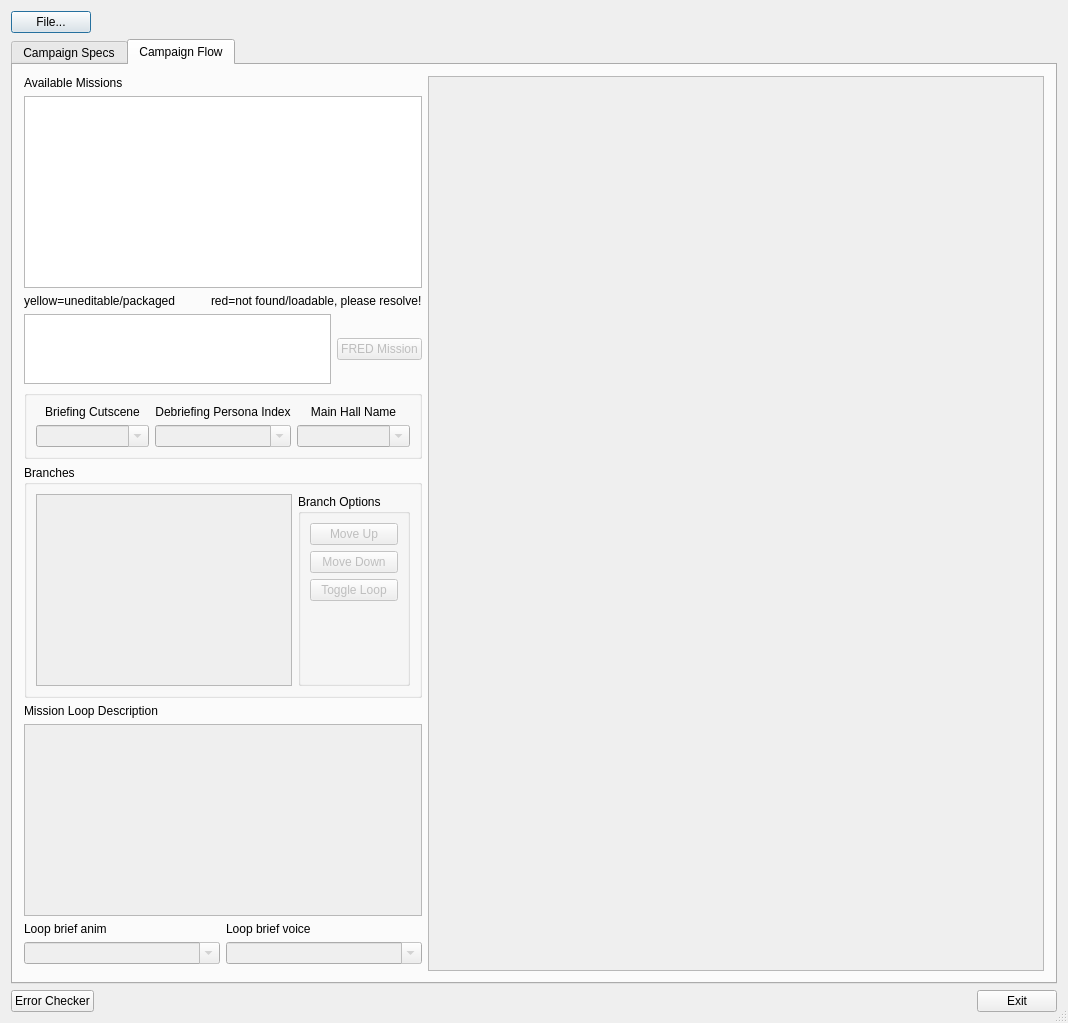
The window that qtfred/ui/CampaignEditorDialog.ui (scp-fs2open/fs2open.github.com) describes before a commit, drawn with Qt 5.
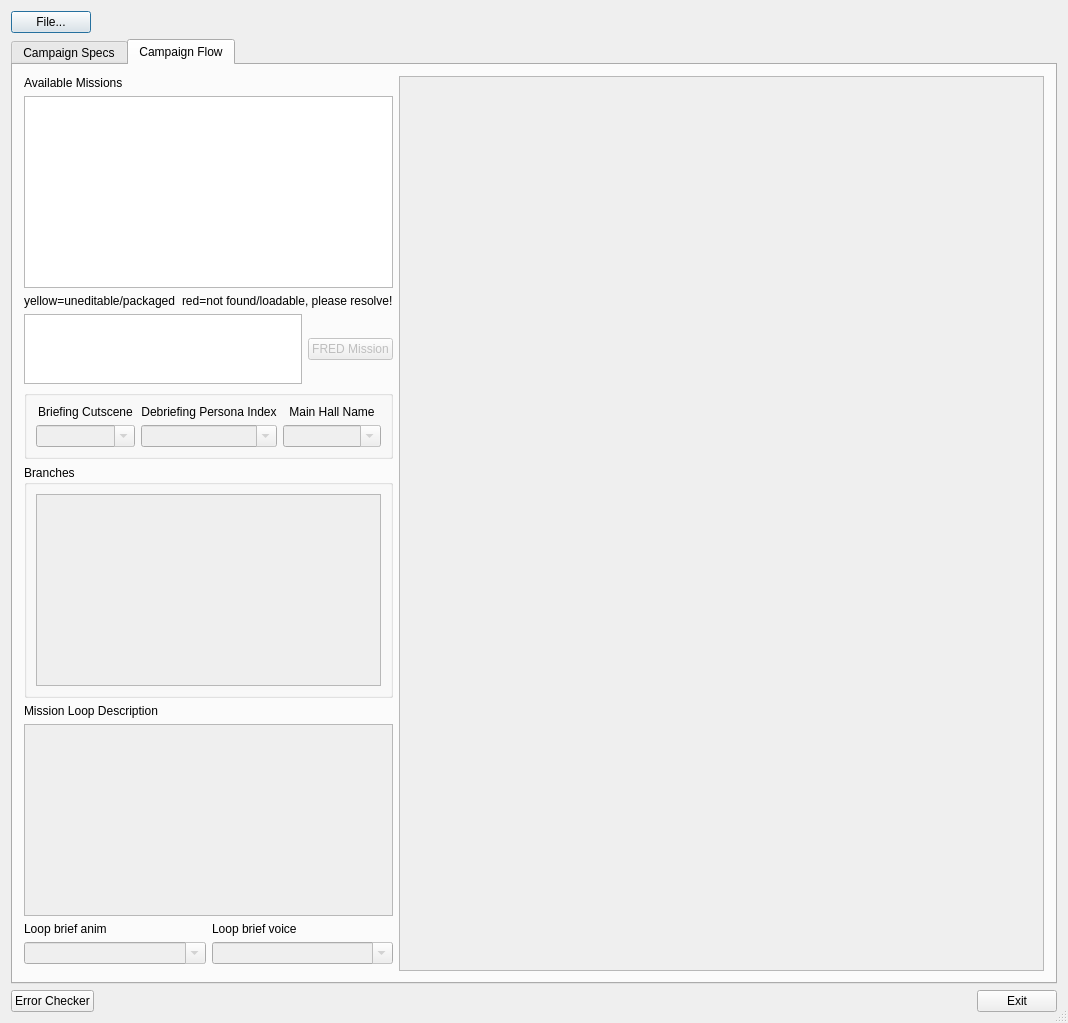
The same window after the commit. The open tabs and pages were chosen to show the change. Custom widgets are drawn as their Qt base class.

Commit message: Integrate branch buttons into context menu

Patch:
```diff
--- a/qtfred/ui/CampaignEditorDialog.ui
+++ b/qtfred/ui/CampaignEditorDialog.ui
@@ -353,65 +353,6 @@
               </property>
              </widget>
             </item>
-            <item>
-             <layout class="QVBoxLayout" name="branchControls">
-              <item>
-               <widget class="QGroupBox" name="branchOptions">
-                <property name="title">
-                 <string>Branch Options</string>
-                </property>
-                <layout class="QVBoxLayout" name="verticalLayout">
-                 <item>
-                  <widget class="QPushButton" name="btnBranchUp">
-                   <property name="enabled">
-                    <bool>false</bool>
-                   </property>
-                   <property name="text">
-                    <string>Move Up</string>
-                   </property>
-                  </widget>
-                 </item>
-                 <item>
-                  <widget class="QPushButton" name="btnBranchDown">
-                   <property name="enabled">
-                    <bool>false</bool>
-                   </property>
-                   <property name="text">
-                    <string>Move Down</string>
-                   </property>
-                  </widget>
-                 </item>
-                 <item>
-                  <widget class="QPushButton" name="btnBranchLoop">
-                   <property name="enabled">
-                    <bool>false</bool>
-                   </property>
-                   <property name="text">
-                    <string>Toggle Loop</string>
-                   </property>
-                   <property name="checkable">
-                    <bool>true</bool>
-                   </property>
-                  </widget>
-                 </item>
-                 <item>
-                  <spacer name="spaceBranchOptions">
-                   <property name="orientation">
-                    <enum>Qt::Vertical</enum>
-                   </property>
-                   <property name="sizeHint" stdset="0">
-                    <size>
-                     <width>20</width>
-                     <height>40</height>
-                    </size>
-                   </property>
-                  </spacer>
-                 </item>
-                </layout>
-               </widget>
-              </item>
-             </layout>
-            </item>
            </layout>
           </widget>
          </item>
@@ -498,8 +439,8 @@
            <rect>
             <x>0</x>
             <y>0</y>
-            <width>535</width>
-            <height>880</height>
+            <width>597</width>
+            <height>883</height>
            </rect>
           </property>
          </widget>
```
Left out of the diff: 3 changed lines with no effect on the pictures. The commit also changes 5 other files.
